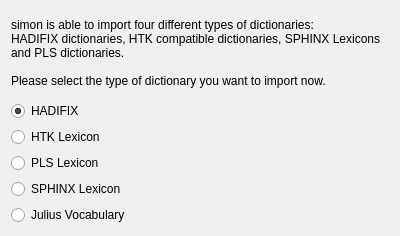
Before: the Qt Designer form simon/src/simonmodelmanagementui/ImportDict/importdictselectsourcepage.ui in KDE/simon, drawn with Qt 5.
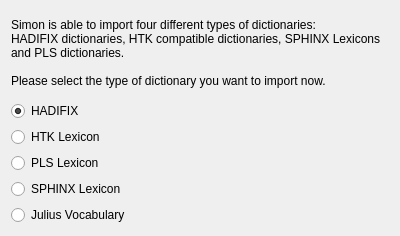
After: the same form once the commit is applied.

```diff
--- a/simon/src/simonmodelmanagementui/ImportDict/importdictselectsourcepage.ui
+++ b/simon/src/simonmodelmanagementui/ImportDict/importdictselectsourcepage.ui
@@ -17,7 +17,7 @@
    <item>
     <widget class="QLabel" name="label">
      <property name="text">
-      <string>simon is able to import four different types of dictionaries:
+      <string>Simon is able to import four different types of dictionaries:
 HADIFIX dictionaries, HTK compatible dictionaries, SPHINX Lexicons and PLS dictionaries.
 
 Please select the type of dictionary you want to import now.</string>
```
